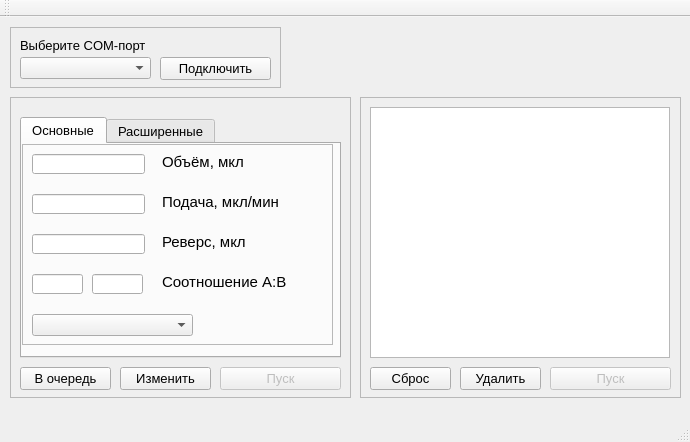
Old version of the form MC3/MC3/mainwindow.ui in the repository Vlad104/Monorotor_Commander_Desktop.
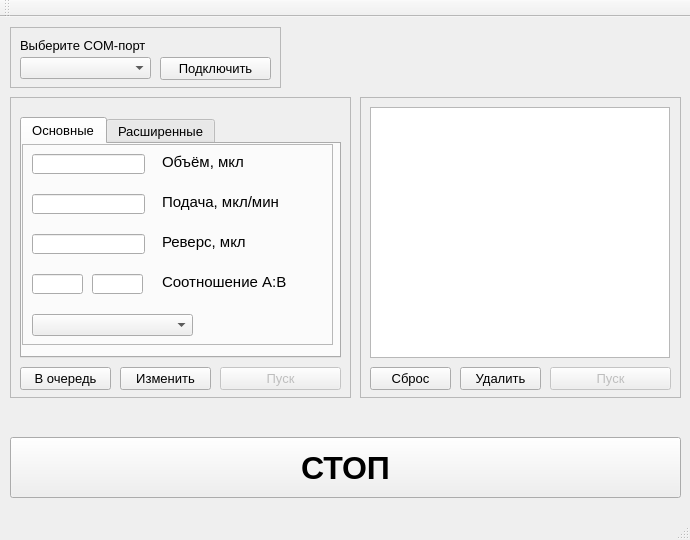
New version of the form.

Commit message: Кнопка стоп

Patch:
```diff
--- a/MC3/MC3/mainwindow.ui
+++ b/MC3/MC3/mainwindow.ui
@@ -7,7 +7,7 @@
     <x>0</x>
     <y>0</y>
     <width>690</width>
-    <height>442</height>
+    <height>540</height>
    </rect>
   </property>
   <property name="sizePolicy">
@@ -19,13 +19,13 @@
   <property name="minimumSize">
    <size>
     <width>690</width>
-    <height>442</height>
+    <height>540</height>
    </size>
   </property>
   <property name="maximumSize">
    <size>
     <width>690</width>
-    <height>442</height>
+    <height>540</height>
    </size>
   </property>
   <property name="font">
@@ -659,6 +659,26 @@
      </property>
     </widget>
    </widget>
+   <widget class="QPushButton" name="pushButton_stop">
+    <property name="geometry">
+     <rect>
+      <x>10</x>
+      <y>420</y>
+      <width>671</width>
+      <height>61</height>
+     </rect>
+    </property>
+    <property name="font">
+     <font>
+      <pointsize>24</pointsize>
+      <weight>75</weight>
+      <bold>true</bold>
+     </font>
+    </property>
+    <property name="text">
+     <string>СТОП</string>
+    </property>
+   </widget>
   </widget>
   <widget class="QMenuBar" name="menuBar">
    <property name="geometry">
```
The commit also changes 3 other files.
